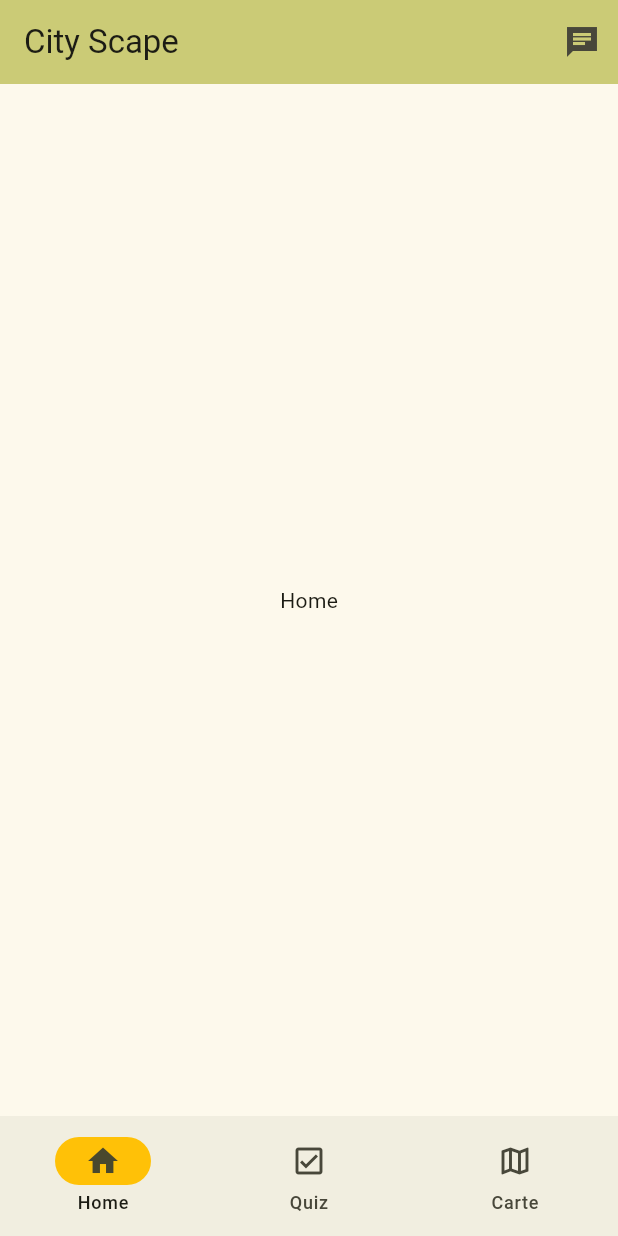
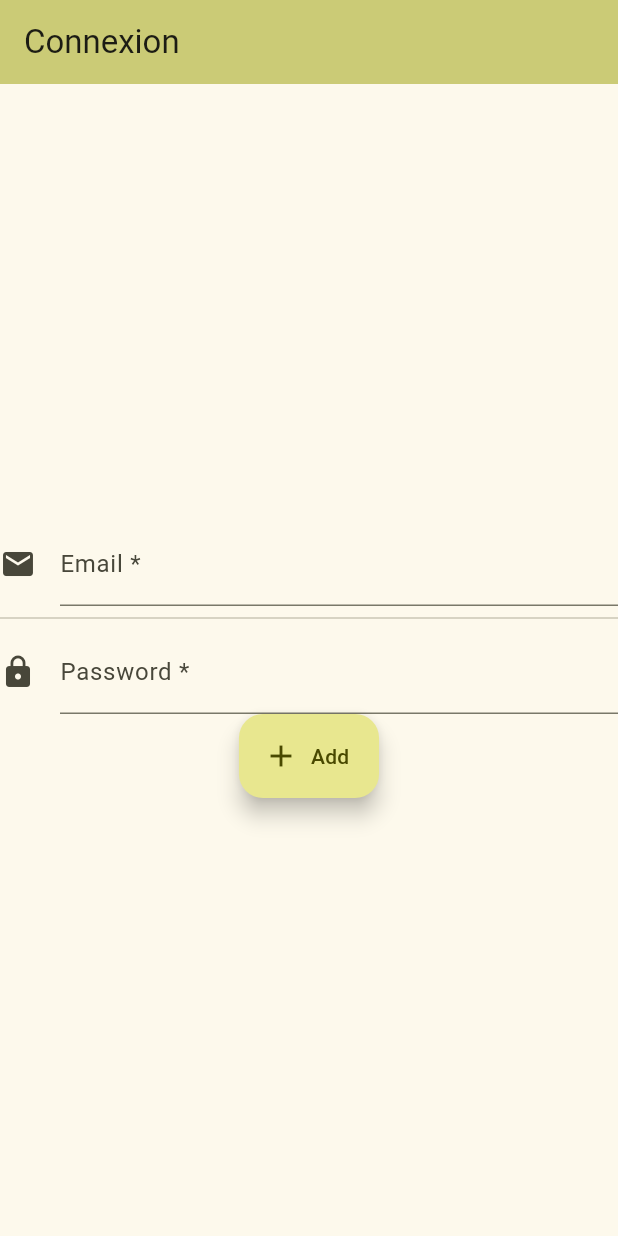
Before and after one commit to TomySackebandt/MyDigitalProjectMobile, a Flutter app: the screen it shows after launch, on a phone screen of 412 x 824 dp. Run offline on Flutter 3.47's test engine with Material 3 defaults, Android fonts, the phone set to English and light mode, and no system bars; our stand-ins replace flutter_bloc, shared_preferences.

Commit message:
Sauvegarde de l'utilisateur

```diff
--- /dev/null
+++ b/lib/blocs/user_cubit.dart
@@ -0,0 +1,21 @@
+import 'package:city_scape/models/user.dart';
+import 'package:flutter_bloc/flutter_bloc.dart';
+
+import '../repositories/preferences_repository.dart';
+
+class UserCubit extends Cubit<User>{
+
+  final PreferencesRepository preferencesRepository;
+
+  UserCubit(this.preferencesRepository) : super(User("",0));
+
+  Future<void> loadUser() async {
+    User user = await preferencesRepository.loadUser();
+    emit(user);
+  }
+
+  void saveUser(User user){
+    preferencesRepository.saveUser(user);
+    emit(user);
+  }
+}
--- a/lib/main.dart
+++ b/lib/main.dart
@@ -1,8 +1,25 @@
+import 'package:city_scape/blocs/user_cubit.dart';
+import 'package:city_scape/repositories/preferences_repository.dart';
+import 'package:city_scape/ui/screen/connexion.dart';
 import 'package:city_scape/ui/screen/home.dart';
 import 'package:flutter/material.dart';
+import 'package:flutter_bloc/flutter_bloc.dart';
 
 void main() {
-  runApp(const MyApp());
+  // Pour pouvoir utiliser les SharePreferences avant le runApp
+  WidgetsFlutterBinding.ensureInitialized();
+
+  // Instanciation du Cubit
+  final UserCubit userCubit = UserCubit(PreferencesRepository());
+  // Chargement de l'utilisateur
+  userCubit.loadUser();
+
+  runApp(
+      BlocProvider<UserCubit>(
+        create: (_) => userCubit,
+        child: const MyApp(),
+      )
+  );
 }
 
 class MyApp extends StatelessWidget {
@@ -18,7 +35,20 @@ class MyApp extends StatelessWidget {
         colorScheme: ColorScheme.fromSeed(seedColor: Colors.yellowAccent),
         useMaterial3: true,
       ),
-      home: const MyHomePage(title: 'Flutter Demo Home Page'),
+      home: FutureBuilder(
+        future: PreferencesRepository().loadUser(),
+        builder: (context, snapshot) {
+          if (snapshot.connectionState == ConnectionState.waiting) {
+            return const Scaffold(
+              body: Center(
+                child: CircularProgressIndicator(), // Affiche un loading
+              ),
+            );
+          } else {
+            return snapshot.data?.name != "" ? const MyHomePage() : const ConnexionPage();
+          }
+        },
+      ),
     );
   }
 }
--- /dev/null
+++ b/lib/models/user.dart
@@ -0,0 +1,19 @@
+class User{
+  String name;
+  int id;
+
+  User(this.name, this.id);
+
+  Map<String, dynamic> toJson() {
+    return {
+      'name': name,
+      'id': id
+    };
+  }
+  factory User.fromJson(Map<String, dynamic> json) {
+    return User(
+        json['name'],
+        json['id']
+    );
+  }
+}
--- /dev/null
+++ b/lib/ui/screen/connexion.dart
@@ -0,0 +1,76 @@
+import 'package:flutter/material.dart';
+import 'package:flutter_bloc/flutter_bloc.dart';
+
+import '../../blocs/user_cubit.dart';
+import '../../models/user.dart';
+import 'home.dart';
+
+class ConnexionPage extends StatefulWidget {
+  const ConnexionPage({super.key});
+
+  @override
+  State<ConnexionPage> createState() => _ConnexionPageState();
+}
+
+class _ConnexionPageState extends State<ConnexionPage> {
+  final _formKey = GlobalKey<FormState>();
+
+  final myController = TextEditingController();
+
+  @override
+  Widget build(BuildContext context) {
+    return Scaffold(
+        appBar: AppBar(
+          backgroundColor: Theme.of(context).colorScheme.inversePrimary,
+          title: const Text("Connexion"),
+        ),
+        body: Form(
+          key: _formKey,
+          child: Container(
+            child: Column(
+              mainAxisAlignment: MainAxisAlignment.center,
+              crossAxisAlignment: CrossAxisAlignment.center,
+            children: [
+              TextFormField(
+                  decoration: const InputDecoration(
+                    icon: Icon(Icons.email),
+                    hintText: 'example@example.fr',
+                    labelText: 'Email *',
+                  ),
+                  onSaved: (String? value) {
+                    // This optional block of code can be used to run
+                    // code when the user saves the form.
+                  },
+                  validator: (String? value) {
+                    return (value != null && !value.contains('@')) ? 'Email invalide' : null;
+                  },
+                ),
+              const Divider(),
+               TextFormField(
+                  decoration: const InputDecoration(
+                    icon: Icon(Icons.lock),
+                    labelText: 'Password *',
+                  ),
+                  onSaved: (String? value) {
+                    // This optional block of code can be used to run
+                    // code when the user saves the form.
+                  },
+                  validator: (String? value) {
+                    return (value != null && !value.contains('@')) ? 'Email invalide' : null;
+                  },
+                ),
+              FloatingActionButton.extended(
+                onPressed: (){
+                  context.read<UserCubit>().saveUser(User("joe", 7));
+                  Navigator.pushReplacement(context, MaterialPageRoute(builder: (context) => const MyHomePage()));
+                },
+                label: const Text('Add'),
+                icon: const Icon(Icons.add),
+              )
+            ],
+            )
+          ),
+        )
+    );
+  }
+}
--- a/lib/ui/screen/home.dart
+++ b/lib/ui/screen/home.dart
@@ -1,4 +1,3 @@
-
 import 'package:city_scape/ui/screen/chat.dart';
 import 'package:city_scape/ui/views/home.dart';
 import 'package:city_scape/ui/views/map.dart';
@@ -6,9 +5,7 @@ import 'package:city_scape/ui/views/quiz.dart';
 import 'package:flutter/material.dart';
 
 class MyHomePage extends StatefulWidget {
-  const MyHomePage({super.key, required this.title});
-
-  final String title;
+  const MyHomePage({super.key});
 
   @override
   State<MyHomePage> createState() => _MyHomePageState();
--- a/pubspec.yaml
+++ b/pubspec.yaml
@@ -35,6 +35,8 @@ dependencies:
   # The following adds the Cupertino Icons font to your application.
   # Use with the CupertinoIcons class for iOS style icons.
   cupertino_icons: ^1.0.6
+  flutter_bloc: ^8.1.5
+  shared_preferences: ^2.2.3
 
 dev_dependencies:
   flutter_test:
```
Also changed, not shown: lib/repositories/preferences_repository.dart (added, +23 -0 lines), lib/ui/views/home.dart (+7 -1 lines), pubspec.lock.
